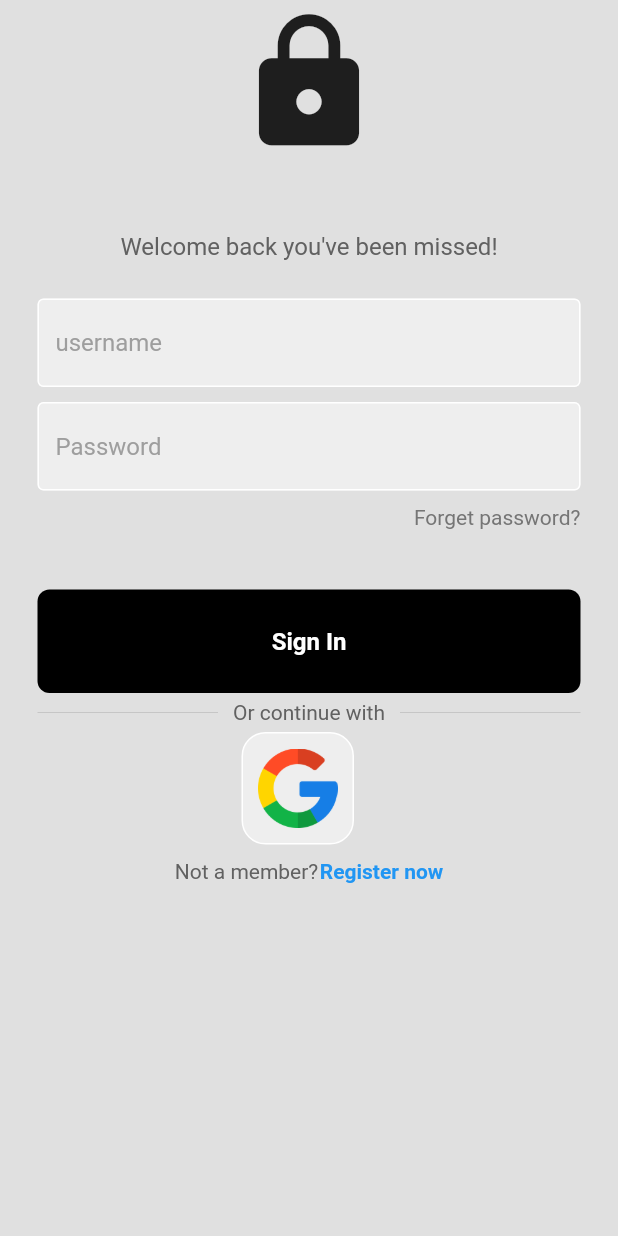
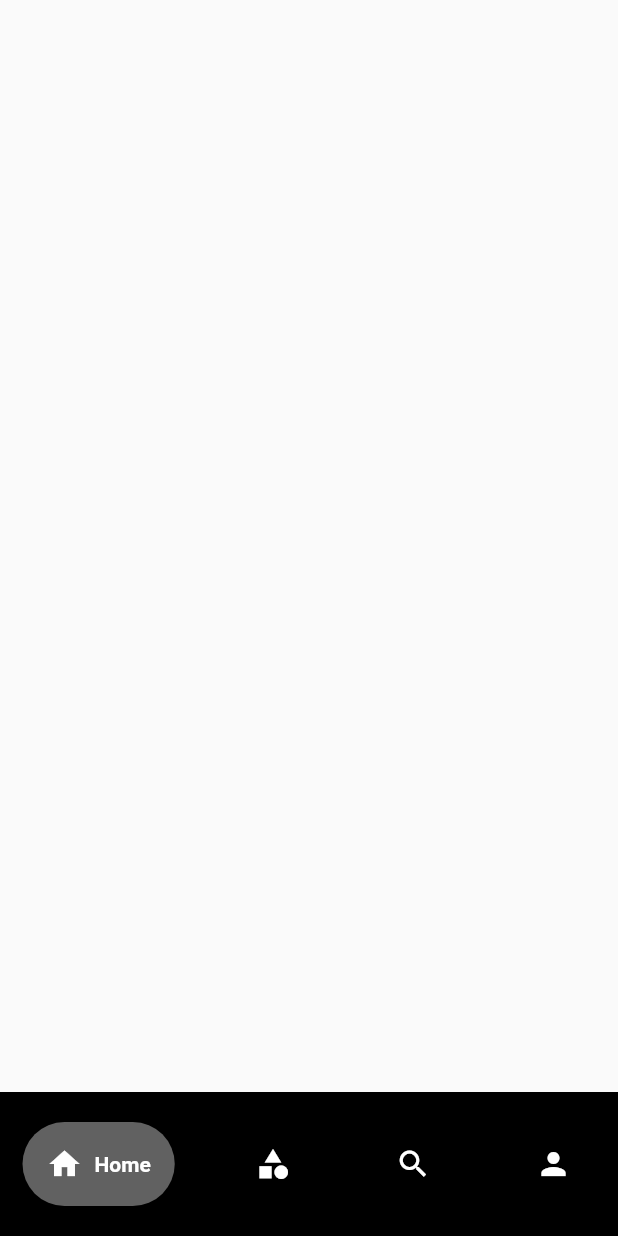
Before and after one commit to SarthakPaneru/StyleSlate-Customer, a Flutter app: the screen it shows after launch, after a tap on "Sign In", on a phone screen of 412 x 824 dp. Run offline on Flutter 3.47's test engine with Material 2 defaults, Android fonts, the phone set to English and light mode, and no system bars; drawn by our look-alikes of google_nav_bar.

Commit message:
add signup route to homepage and add bottomnavigationbar

```diff
--- a/lib/core/auth/login.dart
+++ b/lib/core/auth/login.dart
@@ -2,6 +2,7 @@ import 'package:flutter/material.dart';
 import 'package:hamro_barber_mobile/widgets/my_button.dart';
 import 'package:hamro_barber_mobile/widgets/my_textfield.dart';
 import 'package:hamro_barber_mobile/widgets/square_tile.dart';
+import 'package:hamro_barber_mobile/modules/screens/HomeScreen.dart';
 
 class LoginPage extends StatelessWidget {
   LoginPage({super.key});
@@ -19,10 +20,10 @@ class LoginPage extends StatelessWidget {
             child: Column(
               mainAxisAlignment: MainAxisAlignment.center,
               children: [
-                SizedBox(
+                const SizedBox(
                   height: 5,
                 ),
-                Icon(
+                const Icon(
                   Icons.lock,
                   size: 100,
                 ),
@@ -60,7 +61,9 @@ class LoginPage extends StatelessWidget {
                 ),
                 const SizedBox(height: 40),
                 MyButton(
-                  onTap: signUserIn,
+                  onTap: () {
+                    navigateToHomeScreen(context);
+                  },
                 ),
                 const SizedBox(height: 5),
                 Padding(
@@ -123,4 +126,13 @@ class LoginPage extends StatelessWidget {
       ),
     );
   }
+
+  void navigateToHomeScreen(BuildContext context) {
+    Navigator.push(
+      context,
+      MaterialPageRoute(
+        builder: (context) => const HomeScreen(),
+      ),
+    );
+  }
 }
--- a/lib/main.dart
+++ b/lib/main.dart
@@ -14,7 +14,6 @@ class MyApp extends StatelessWidget {
   @override
   Widget build(BuildContext context) {
     // Orientaion();
-
     return MaterialApp(
       debugShowCheckedModeBanner: false,
       home: LoginPage(),
--- /dev/null
+++ b/lib/modules/screens/HomeScreen.dart
@@ -0,0 +1,51 @@
+import 'package:flutter/material.dart';
+import 'package:google_nav_bar/google_nav_bar.dart';
+
+class HomeScreen extends StatefulWidget {
+  const HomeScreen({super.key});
+
+  @override
+  State<HomeScreen> createState() => _HomeScreenState();
+}
+
+class _HomeScreenState extends State<HomeScreen> {
+  @override
+  Widget build(BuildContext context) {
+    return Scaffold(
+      bottomNavigationBar: Container(
+        color: Colors.black,
+        child: Padding(
+          padding: EdgeInsets.symmetric(horizontal: 15.0, vertical: 20),
+          child: GNav(
+              backgroundColor: Colors.black,
+              color: Colors.white,
+              activeColor: Colors.white,
+              tabBackgroundColor: Color(0xFF616161),
+              gap: 8,
+              onTabChange: (index) {
+                print(index);
+              },
+              padding: EdgeInsets.all(16),
+              tabs: [
+                GButton(
+                  icon: Icons.home,
+                  text: 'Home',
+                ),
+                GButton(
+                  icon: Icons.category,
+                  text: 'Category',
+                ),
+                GButton(
+                  icon: Icons.search,
+                  text: 'Search',
+                ),
+                GButton(
+                  icon: Icons.person,
+                  text: 'Profile',
+                ),
+              ]),
+        ),
+      ),
+    );
+  }
+}
--- /dev/null
+++ b/lib/utils/ui/navbar.dart
@@ -0,0 +1,10 @@
+import 'package:flutter/material.dart';
+
+class name extends StatelessWidget {
+  const name({super.key});
+
+  @override
+  Widget build(BuildContext context) {
+    return Container();
+  }
+}
--- a/pubspec.yaml
+++ b/pubspec.yaml
@@ -35,6 +35,7 @@ dependencies:
   # The following adds the Cupertino Icons font to your application.
   # Use with the CupertinoIcons class for iOS style icons.
   cupertino_icons: ^1.0.2
+  google_nav_bar: ^5.0.6
 
 dev_dependencies:
   flutter_test:
```
Also changed, not shown: lib/modules/screens/home.dart (deleted), pubspec.lock.
